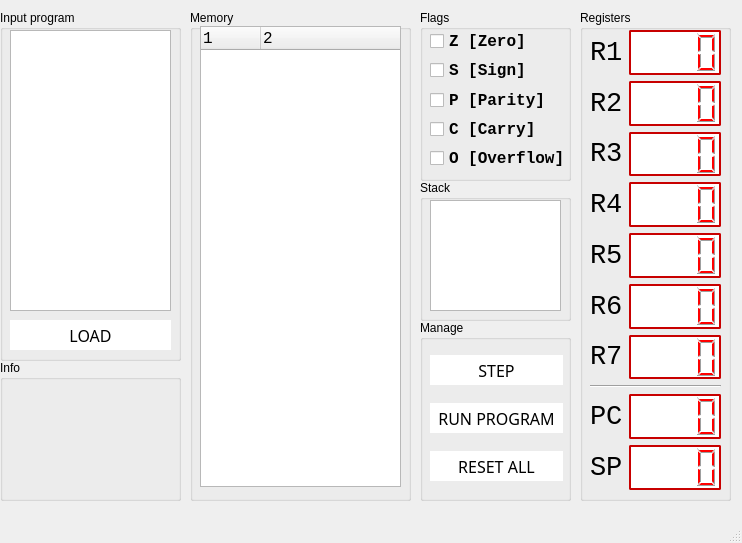
Before: the Qt Designer form gui/disign.ui in Witness-senpai/asm-emu, drawn with Qt 5.
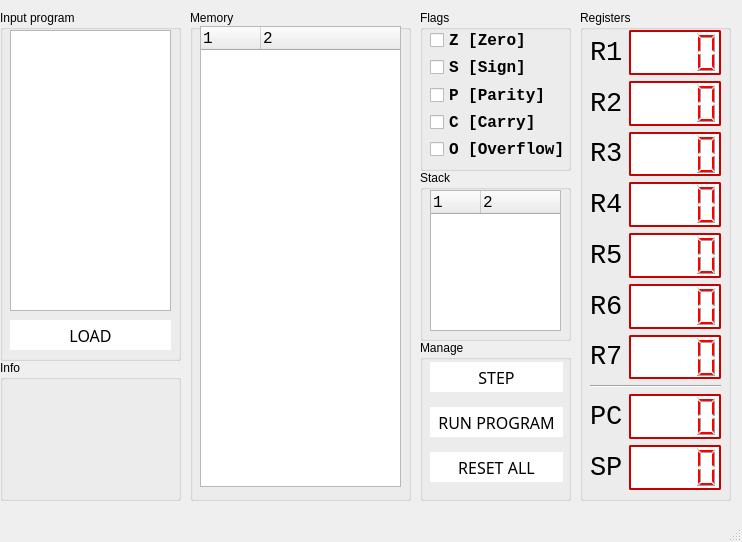
After: the same form once the commit is applied.

Commit message: Added visualisation of stack working

Diff of the .ui file:
```diff
--- a/gui/disign.ui
+++ b/gui/disign.ui
@@ -7,7 +7,7 @@
     <x>0</x>
     <y>0</y>
     <width>742</width>
-    <height>543</height>
+    <height>542</height>
    </rect>
   </property>
   <property name="windowTitle">
@@ -20,7 +20,7 @@
       <x>420</x>
       <y>10</y>
       <width>151</width>
-      <height>171</height>
+      <height>161</height>
      </rect>
     </property>
     <property name="title">
@@ -32,7 +32,7 @@
        <x>10</x>
        <y>19</y>
        <width>133</width>
-       <height>141</height>
+       <height>131</height>
       </rect>
      </property>
      <layout class="QVBoxLayout" name="verticalLayout">
@@ -989,32 +989,120 @@
     <property name="geometry">
      <rect>
       <x>420</x>
-      <y>180</y>
+      <y>170</y>
       <width>151</width>
-      <height>141</height>
+      <height>171</height>
      </rect>
     </property>
     <property name="title">
      <string>Stack</string>
     </property>
-    <widget class="QListView" name="listView_stack">
+    <widget class="QTreeWidget" name="list_stack">
+     <property name="enabled">
+      <bool>true</bool>
+     </property>
      <property name="geometry">
       <rect>
        <x>10</x>
        <y>20</y>
        <width>131</width>
-       <height>111</height>
+       <height>141</height>
       </rect>
      </property>
+     <property name="font">
+      <font>
+       <family>Consolas</family>
+       <pointsize>12</pointsize>
+       <weight>50</weight>
+       <bold>false</bold>
+       <kerning>false</kerning>
+      </font>
+     </property>
+     <property name="verticalScrollBarPolicy">
+      <enum>Qt::ScrollBarAsNeeded</enum>
+     </property>
+     <property name="horizontalScrollBarPolicy">
+      <enum>Qt::ScrollBarAlwaysOff</enum>
+     </property>
+     <property name="sizeAdjustPolicy">
+      <enum>QAbstractScrollArea::AdjustIgnored</enum>
+     </property>
+     <property name="autoScroll">
+      <bool>false</bool>
+     </property>
+     <property name="tabKeyNavigation">
+      <bool>false</bool>
+     </property>
+     <property name="showDropIndicator" stdset="0">
+      <bool>false</bool>
+     </property>
+     <property name="dragDropMode">
+      <enum>QAbstractItemView::NoDragDrop</enum>
+     </property>
+     <property name="alternatingRowColors">
+      <bool>false</bool>
+     </property>
+     <property name="autoExpandDelay">
+      <number>1</number>
+     </property>
+     <property name="indentation">
+      <number>10</number>
+     </property>
+     <property name="rootIsDecorated">
+      <bool>true</bool>
+     </property>
+     <property name="uniformRowHeights">
+      <bool>false</bool>
+     </property>
+     <property name="itemsExpandable">
+      <bool>false</bool>
+     </property>
+     <property name="animated">
+      <bool>false</bool>
+     </property>
+     <property name="wordWrap">
+      <bool>false</bool>
+     </property>
+     <property name="expandsOnDoubleClick">
+      <bool>false</bool>
+     </property>
+     <property name="columnCount">
+      <number>2</number>
+     </property>
+     <attribute name="headerCascadingSectionResizes">
+      <bool>false</bool>
+     </attribute>
+     <attribute name="headerMinimumSectionSize">
+      <number>14</number>
+     </attribute>
+     <attribute name="headerDefaultSectionSize">
+      <number>50</number>
+     </attribute>
+     <attribute name="headerHighlightSections">
+      <bool>false</bool>
+     </attribute>
+     <attribute name="headerShowSortIndicator" stdset="0">
+      <bool>false</bool>
+     </attribute>
+     <column>
+      <property name="text">
+       <string notr="true">1</string>
+      </property>
+     </column>
+     <column>
+      <property name="text">
+       <string notr="true">2</string>
+      </property>
+     </column>
     </widget>
    </widget>
    <widget class="QGroupBox" name="groupBox_5">
     <property name="geometry">
      <rect>
       <x>420</x>
-      <y>320</y>
+      <y>340</y>
       <width>151</width>
-      <height>181</height>
+      <height>161</height>
      </rect>
     </property>
     <property name="title">
@@ -1024,9 +1112,9 @@
      <property name="geometry">
       <rect>
        <x>10</x>
-       <y>23</y>
+       <y>13</y>
        <width>133</width>
-       <height>151</height>
+       <height>141</height>
       </rect>
      </property>
      <layout class="QVBoxLayout" name="verticalLayout_2">
```
The commit also changes 1 other file.
